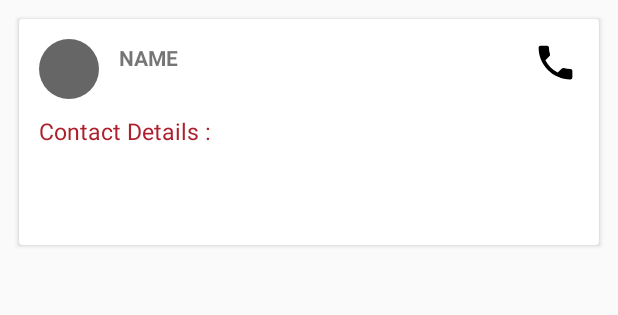
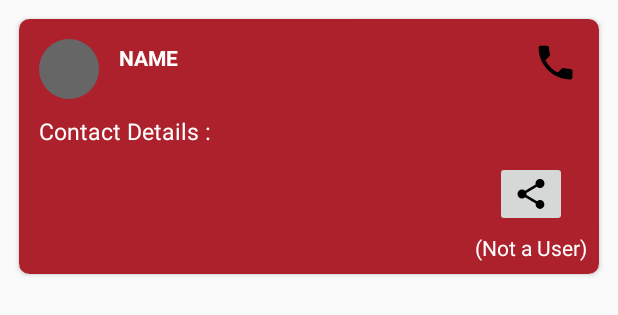
Before and after one commit to RajKGupta/Map, an Android app: the layout gaurdian_row.xml on its own in the app's theme, with its tools: preview values and no code run, on a phone screen of 412 x 824 dp. Shown: the top 315 px of the screen. Run offline under Robolectric (Android 15) with nearby library versions, the phone set to English and light mode, and no system bars.

Commit message:
9 January

```diff
--- a/app/src/main/java/com/example/rajk/geofiretrial3/step2/PickContact2.java
+++ b/app/src/main/java/com/example/rajk/geofiretrial3/step2/PickContact2.java
@@ -67,8 +67,6 @@ public class PickContact2 extends AppCompatActivity {
     }
     private  void call()
     {
-
-
         new MultiContactPicker.Builder(PickContact2.this) //Activity/fragment context
                 .theme(R.style.AppTheme_NoActionBar) //Optional - default: MultiContactPicker.Azure
                 .hideScrollbar(false) //Optional - default: false
--- a/app/src/main/res/layout/gaurdian_row.xml
+++ b/app/src/main/res/layout/gaurdian_row.xml
@@ -7,18 +7,21 @@
     android:layout_margin="1dp"
     android:orientation="vertical"
     android:padding="5dp">
+
     <android.support.v7.widget.CardView
         android:layout_width="match_parent"
         android:layout_height="wrap_content"
         android:layout_margin="6dp"
-        android:background="@color/white"
+        app:cardCornerRadius="7dp"
         app:cardElevation="2dp">
 
         <LinearLayout
             android:layout_width="match_parent"
             android:layout_height="wrap_content"
+            android:background="@color/colorPrimaryDark"
             android:orientation="vertical"
             android:padding="8dp">
+
             <RelativeLayout
                 android:layout_width="match_parent"
                 android:layout_height="wrap_content"
@@ -69,6 +72,7 @@
                         android:layout_height="wrap_content"
                         android:text="Name"
                         android:textAllCaps="true"
+                        android:textColor="@color/white"
                         android:textStyle="bold" />
 
                 </LinearLayout>
@@ -90,27 +94,64 @@
 
                 </LinearLayout>
             </RelativeLayout>
+
             <TextView
                 android:layout_width="match_parent"
                 android:layout_height="wrap_content"
                 android:padding="5dp"
                 android:text="Contact Details : "
-                android:textColor="@color/colorPrimaryDark"
+                android:textColor="@color/white"
                 android:textSize="15dp" />
+
+            <RelativeLayout
+                android:layout_width="match_parent"
+                android:layout_height="wrap_content"
+                android:orientation="horizontal"
+                android:weightSum="2">
+
+                <LinearLayout
+                    android:layout_width="wrap_content"
+                    android:layout_height="wrap_content"
+                    android:layout_weight="1.8"
+                    android:orientation="vertical">
 
                     <TextView
                         android:id="@+id/contact"
                         android:layout_width="match_parent"
                         android:layout_height="wrap_content"
                         android:padding="3dp"
-                android:textColor="@color/black"/>
+                        android:textColor="@color/white" />
 
                     <TextView
                         android:id="@+id/email"
                         android:layout_width="match_parent"
                         android:layout_height="wrap_content"
                         android:padding="3dp"
-                android:textColor="@color/black"/>
+                        android:textColor="@color/white" />
+                </LinearLayout>
+
+                <LinearLayout
+                    android:id="@+id/shareifnotuser"
+                    android:layout_width="wrap_content"
+                    android:layout_height="wrap_content"
+                    android:layout_alignParentRight="true"
+                    android:layout_weight="0.2"
+                    android:gravity="center"
+                    android:orientation="vertical">
+
+                    <ImageButton
+                        android:layout_width="wrap_content"
+                        android:layout_height="wrap_content"
+                        android:layout_margin="4dp"
+                        android:src="@drawable/ic_menu_share" />
+
+                    <TextView
+                        android:layout_width="wrap_content"
+                        android:layout_height="wrap_content"
+                        android:text="(Not a User)"
+                        android:textColor="@color/white" />
+                </LinearLayout>
+            </RelativeLayout>
         </LinearLayout>
     </android.support.v7.widget.CardView>
 </LinearLayout>
```
Also changed, not shown: app/src/main/java/com/example/rajk/geofiretrial3/main/ViewGaurdians.java (+14 -5 lines), app/src/main/java/com/example/rajk/geofiretrial3/main/ViewResponsibility.java (+83 -1 lines), app/src/main/java/com/example/rajk/geofiretrial3/main/gaundian_adapter.java (+10 -1 lines), app/src/main/java/com/example/rajk/geofiretrial3/services/UploadContact.java (+0 -10 lines), app/src/main/res/layout/activity_view_gaurdians.xml (+4 -5 lines), app/src/main/res/layout/activity_view_responsibility.xml (+4 -5 lines). Lines whose indentation alone changed are shown as unchanged.
